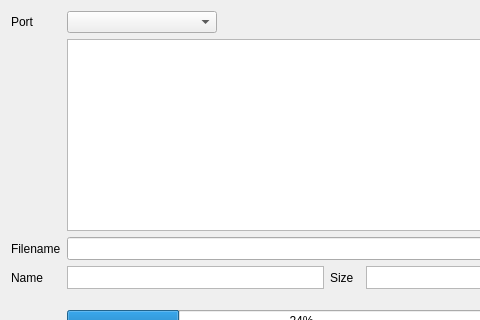
Above: src/serialdialog.ui from xhorizont/eepe before the change; both pictures show x 0 to 480 and y 0 to 320 of the 719 by 585 pixel window. Below: the same form after it.
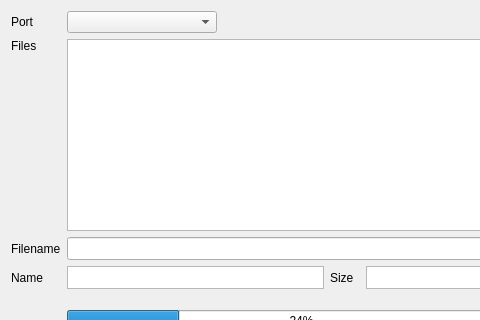
That is the form after the change. Icons and pictures are not drawn.

Patch:
```diff
--- a/src/serialdialog.ui
+++ b/src/serialdialog.ui
@@ -185,6 +185,16 @@
      </property>
     </widget>
    </item>
+   <item row="1" column="0">
+    <widget class="QLabel" name="label_5">
+     <property name="text">
+      <string>Files</string>
+     </property>
+     <property name="alignment">
+      <set>Qt::AlignLeading|Qt::AlignLeft|Qt::AlignTop</set>
+     </property>
+    </widget>
+   </item>
   </layout>
  </widget>
  <resources>
```
